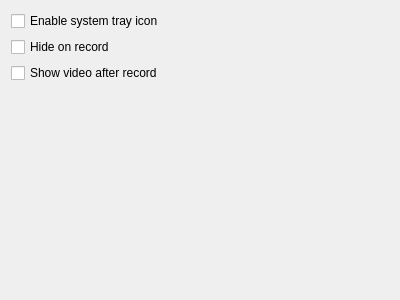
The window that src/ui/settings.ui (hippich/recorditnow) describes before a commit, drawn with Qt 5.
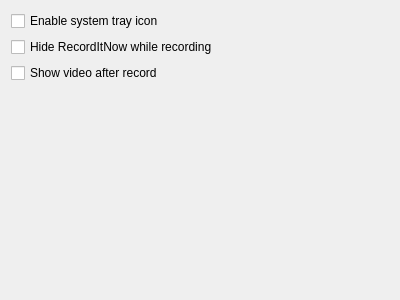
The same window after the commit.

What changed in the file:
```diff
--- a/src/ui/settings.ui
+++ b/src/ui/settings.ui
@@ -17,7 +17,7 @@
    <item row="1" column="0">
     <widget class="QCheckBox" name="kcfg_hideOnRecord">
      <property name="text">
-      <string>Hide on record</string>
+      <string>Hide RecordItNow while recording</string>
      </property>
     </widget>
    </item>
```
